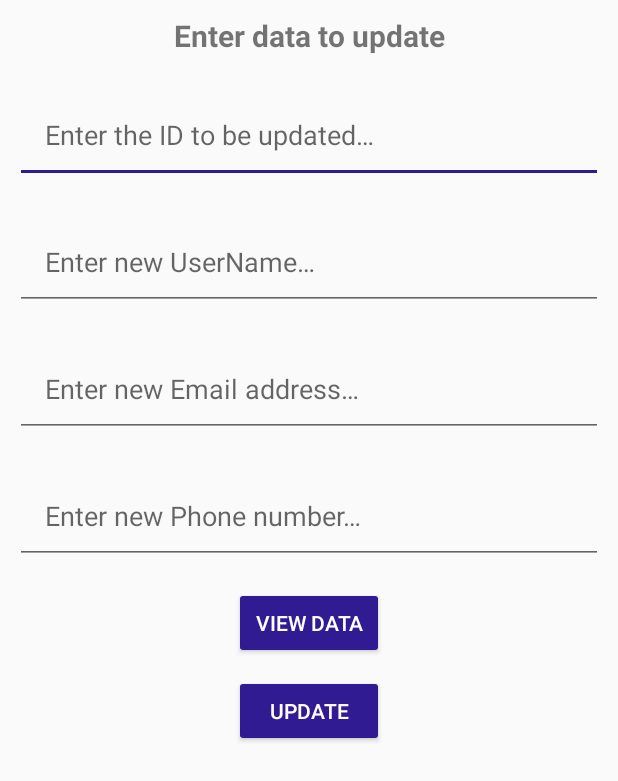
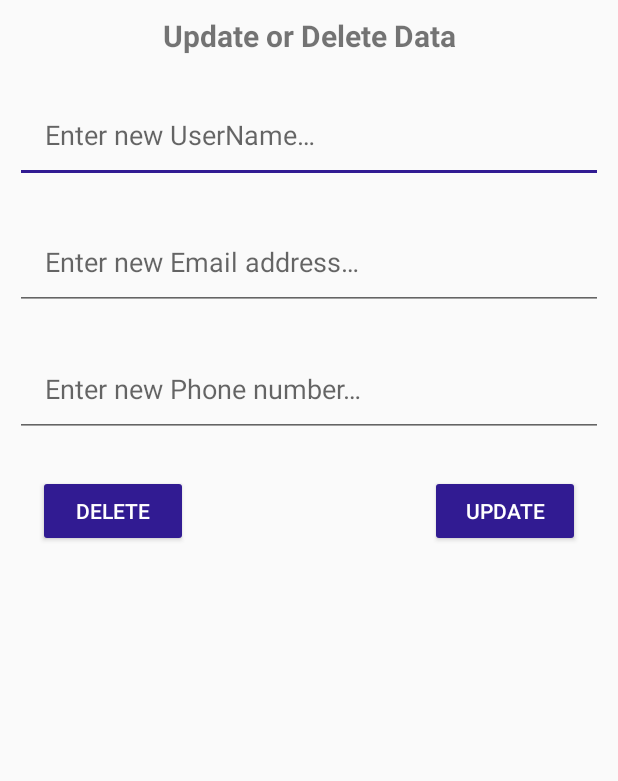
Before and after one commit to C4L1BER/SQLite_Recycler, an Android app: the layout update_layout.xml on its own in the app's theme, with its tools: preview values and no code run, on a phone screen of 412 x 824 dp. Shown: the top 781 px of the screen. Run offline under Robolectric (Android 15) with nearby library versions, the phone set to English and light mode, and no system bars.

Commit message:
Removed Options menu, added the Update and Delete function in the RecyclerTouchListener.

```diff
--- a/app/src/main/AndroidManifest.xml
+++ b/app/src/main/AndroidManifest.xml
@@ -1,6 +1,8 @@
 <?xml version="1.0" encoding="utf-8"?>
 <manifest xmlns:android="http://schemas.android.com/apk/res/android"
     package="com.example.chinmay.sqlitecustomlistview">
+
+    <uses-permission android:name="android.permission.VIBRATE"/>
 
     <application
         android:allowBackup="true"
@@ -17,7 +19,7 @@
             </intent-filter>
         </activity>
         <activity android:name=".ViewListContents"
-            android:label="@string/ViewData"></activity>
+            android:label="@string/viewData"></activity>
     </application>
 
 </manifest>
--- a/app/src/main/res/layout/update_layout.xml
+++ b/app/src/main/res/layout/update_layout.xml
@@ -23,23 +23,12 @@
         android:layout_marginTop="10dp"
         android:layout_width="match_parent"
         android:layout_height="wrap_content"
-        android:id="@+id/etId"
-        android:layout_margin="10dp"
-        android:padding="20dp"
-        android:hint="@string/idUpdate"
-        android:inputType="number"
-        android:layout_below="@+id/tvTitle"/>
-
-    <EditText
-        android:layout_marginTop="10dp"
-        android:layout_width="match_parent"
-        android:layout_height="wrap_content"
         android:id="@+id/etName"
         android:layout_margin="10dp"
         android:padding="20dp"
         android:hint="@string/uNameUpdate"
         android:inputType="textPersonName"
-        android:layout_below="@+id/etId"/>
+        android:layout_below="@+id/tvTitle"/>
 
     <EditText
         android:layout_width="match_parent"
@@ -63,24 +52,26 @@
         android:layout_below="@id/etEmail"/>
 
     <Button
-        android:id="@+id/btnView"
+        android:id="@+id/btnDelete"
         style="@style/Widget.AppCompat.Button.Colored"
         android:layout_width="100dp"
         android:layout_height="wrap_content"
         android:layout_below="@id/etPhone"
+        android:layout_alignStart="@id/etPhone"
         android:layout_centerHorizontal="true"
-        android:layout_margin="5dp"
+        android:layout_margin="15dp"
         android:gravity="center"
-        android:text="@string/ViewData" />
+        android:text="@string/delete" />
 
     <Button
         android:id="@+id/btnUpdate"
         style="@style/Widget.AppCompat.Button.Colored"
         android:layout_width="100dp"
         android:layout_height="wrap_content"
-        android:layout_below="@id/btnView"
+        android:layout_below="@id/etPhone"
+        android:layout_alignEnd="@id/etPhone"
         android:layout_centerHorizontal="true"
-        android:layout_margin="5dp"
+        android:layout_margin="15dp"
         android:gravity="center"
         android:text="@string/update" />
 
--- a/app/src/main/res/values/strings.xml
+++ b/app/src/main/res/values/strings.xml
@@ -17,9 +17,7 @@
     <string name="update">Update</string>
     <string name="delete">Delete</string>
     <string name="idToDel">Enter an ID to delete…</string>
-    <string name="ViewData">View Data</string>
     <string name="MainMenu">Main Menu</string>
-    <string name="updateText">Enter data to update</string>
-    <string name="deleteText">Enter an ID to delete</string>
+    <string name="updateText">Update or Delete Data</string>
     <string name="viewData">View Data</string>
 </resources>
```
Also changed, not shown: app/src/main/java/com/example/chinmay/sqlitecustomlistview/RecyclerTouchListener.java (added, +68 -0 lines), app/src/main/java/com/example/chinmay/sqlitecustomlistview/ViewListContents.java (+49 -102 lines), app/src/main/res/layout/activity_main.xml (+20 -11 lines), app/src/main/res/layout/delete_layout.xml (deleted, +0 -38 lines), app/src/main/res/menu/view_menu.xml (deleted, +0 -15 lines).
